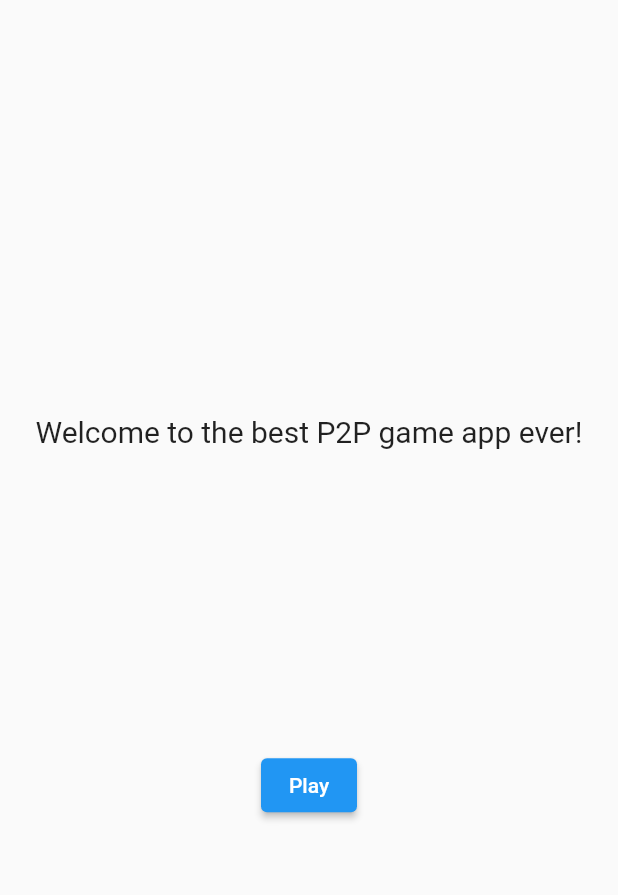
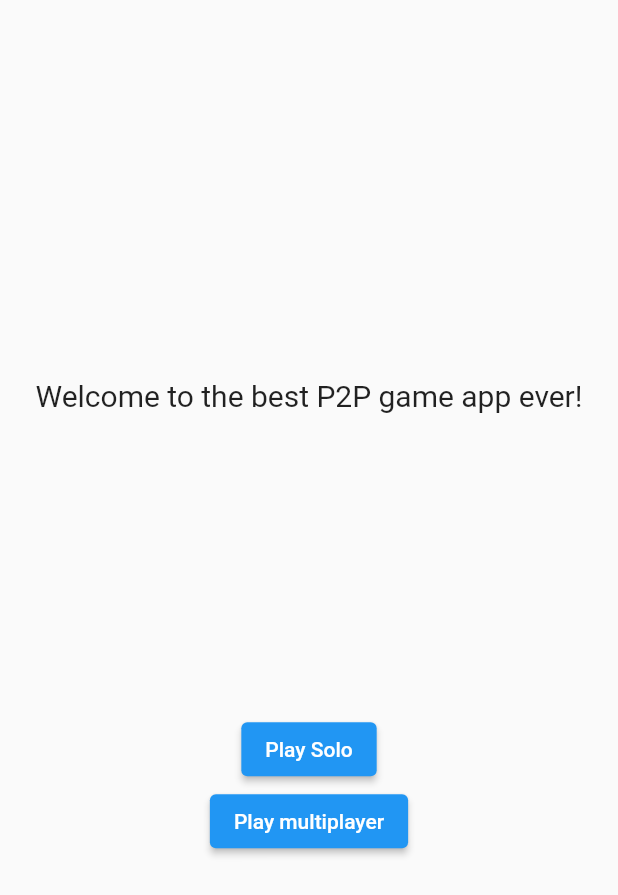
Before and after one commit to ProgMobEsir/Project, a Flutter app: the screen it shows after launch, on a phone screen of 412 x 824 dp. Shown: the top 895 px of the screen. Run offline on Flutter 3.47's test engine with Material 2 defaults, Android fonts, the phone set to English and light mode, and no system bars; missing offline and left inert: flutter_p2p_connection.

Commit message:
menu behaviour

```diff
--- a/lib/GameManager.dart
+++ b/lib/GameManager.dart
@@ -1,8 +1,10 @@
 import 'dart:async';
 import 'package:flutter_p2p_connection/flutter_p2p_connection.dart';
 import 'Reciever.dart';
+import 'GameMods.dart';
 
 class GameManager {
+  GameMode gameMode = GameMode.Solo;
   List<DiscoveredPeers> peers = [];
   WifiP2PInfo? wifiP2PInfo;
   StreamSubscription<WifiP2PInfo>? _streamWifiInfo;
--- a/lib/GameMenu.dart
+++ b/lib/GameMenu.dart
@@ -1,4 +1,5 @@
 import 'package:flutter/material.dart';
+import 'package:wifi_direct_json/HomePage.dart';
 import 'package:wifi_direct_json/HostMenu.dart';
 import 'package:wifi_direct_json/SuperSimon.dart';
 
@@ -20,12 +21,12 @@ class GameMenuState extends State<GameMenu> with WidgetsBindingObserver {
         //add a button to the home page :
         actions: [
           IconButton(
-            icon: const Icon(Icons.arrow_back),
+            icon: const Icon(Icons.cancel),
             onPressed: () {
               Navigator.pushReplacement(
                 context,
                 MaterialPageRoute(
-                  builder: (context) => const HostMenu(),
+                  builder: (context) => const HomePage(),
                 ),
               );
             },
--- /dev/null
+++ b/lib/GameMods.dart
@@ -0,0 +1 @@
+enum GameMode { Solo, Multi }
--- a/lib/HomePage.dart
+++ b/lib/HomePage.dart
@@ -1,5 +1,8 @@
 import 'package:flutter/material.dart';
+import 'package:wifi_direct_json/GameMenu.dart';
 import 'ConnPage.dart';
+import 'GameMods.dart';
+import 'GameManager.dart';
 
 class HomePage extends StatefulWidget {
   const HomePage({super.key});
@@ -28,6 +31,18 @@ class _HomePageState extends State<HomePage> with WidgetsBindingObserver {
             //et la un bouton de play
             ElevatedButton(
               onPressed: () {
+                GameManager.instance!.gameMode = GameMode.Solo;
+                Navigator.pushReplacement(
+                  context,
+                  MaterialPageRoute(
+                    builder: (context) => const GameMenu(),
+                  ),
+                );
+              },
+              child: const Text('Play Solo'),
+            ),
+            ElevatedButton(
+              onPressed: () {
                 Navigator.pushReplacement(
                   context,
                   MaterialPageRoute(
@@ -35,7 +50,7 @@ class _HomePageState extends State<HomePage> with WidgetsBindingObserver {
                   ),
                 );
               },
-              child: const Text('Play'),
+              child: const Text('Play multiplayer'),
             ),
           ],
         ),
```
